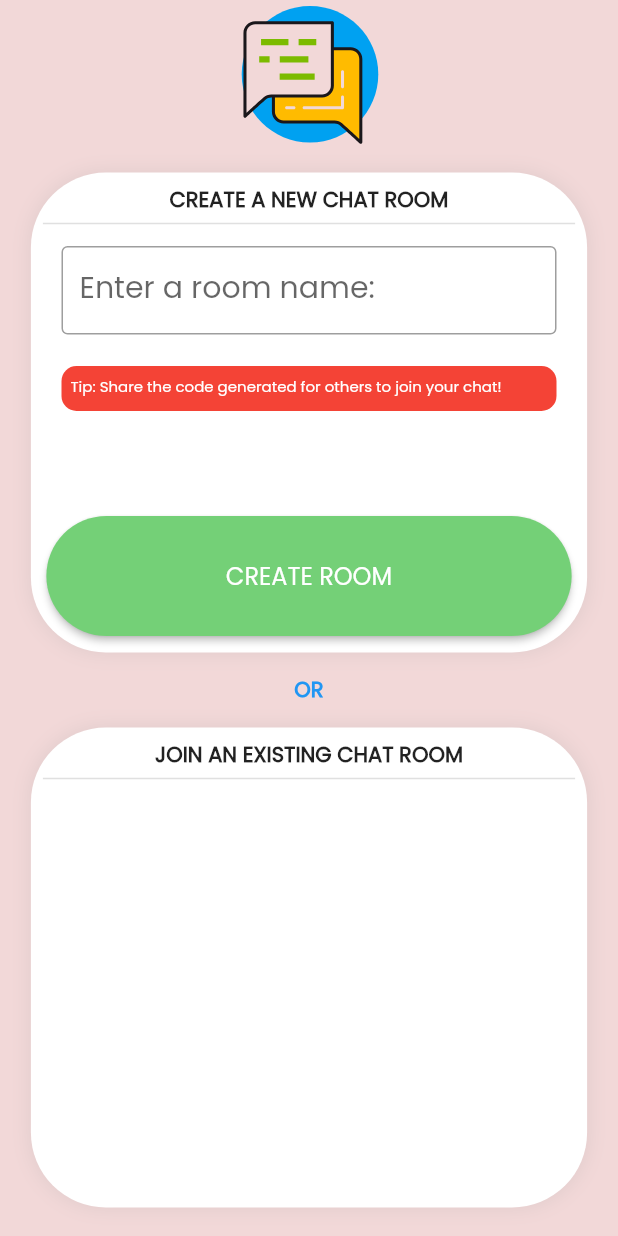
After one commit to thebigjoe29/GlobeChat, a Flutter app: the options screen opened directly, on a phone screen of 412 x 824 dp. The commit adds this screen. Run offline on Flutter 3.47's test engine with Material 2 defaults, Android fonts, the phone set to English and light mode, and no system bars; our stand-ins replace cloud_firestore, file_picker, firebase_auth, firebase_core, firebase_storage, fluttertoast and 1 more; accounts and stored records are empty.

Commit message:
create chat room

```diff
--- a/lib/basic_functions.dart
+++ b/lib/basic_functions.dart
@@ -9,10 +9,16 @@ import 'package:firebase_auth/firebase_auth.dart';
 FirebaseFirestore firestore = FirebaseFirestore.instance;
 FirebaseAuth auth = FirebaseAuth.instance;
 
-Future addChatRoom(String code) async {
-  await firestore.collection('chatroom').doc(code).set({
-//add code to naviagte to chatpage and show all messages
+Future addChatRoom(String code,String roomName) async {
+ try{ await firestore.collection('chatroom').doc(code).set({
+    'name': roomName,
   });
+  return true;
+  }
+  catch(e){
+    print(e);
+    return false;
+  }
 }
 
 Future addChatToARoom(String code, String text, String sender) async {
--- a/lib/main.dart
+++ b/lib/main.dart
@@ -1,4 +1,5 @@
 import 'package:chatapp/chat.dart';
+import 'package:chatapp/options.dart';
 import 'package:chatapp/userlogin.dart';
 import 'package:chatapp/usersignup.dart';
 import 'package:flutter/material.dart';
--- /dev/null
+++ b/lib/options.dart
@@ -0,0 +1,265 @@
+import 'package:chatapp/basic_functions.dart';
+import 'package:chatapp/chat.dart';
+import 'package:cloud_firestore/cloud_firestore.dart';
+import 'package:flutter/material.dart';
+import 'package:lottie/lottie.dart';
+import 'dart:math';
+
+class options extends StatefulWidget {
+  const options({super.key});
+
+  @override
+  State<options> createState() => _optionsState();
+}
+
+Future<String> generateUniqueCode() async {
+  final random = Random();
+  String code;
+  while (true) {
+    // Generate a random 6-digit code
+    code = (100000 + random.nextInt(900000)).toString();
+
+    // Check if the code exists in the database
+    final exists = await codeAlreadyExists(code);
+
+    // If the code doesn't exist, return it
+    if (!exists) {
+      return code;
+    }
+  }
+}
+
+Future<bool> codeAlreadyExists(String code) async {
+  final firestoreInstance = FirebaseFirestore.instance;
+  final collectionReference = firestoreInstance.collection('chatroom');
+
+  // Check if a document with the code exists
+  final existingDocument = await collectionReference.doc(code).get();
+
+  return existingDocument.exists;
+}
+
+bool isLoadingcreate = false;
+bool isLoadingjoin = false;
+var isCreated;
+TextEditingController roomName = TextEditingController();
+
+class _optionsState extends State<options> {
+  @override
+  Widget build(BuildContext context) {
+    double screenwidth = MediaQuery.of(context).size.width;
+    return SafeArea(
+      child: Scaffold(
+        backgroundColor: Color.fromARGB(255, 242, 216, 216),
+        body: Center(
+          child: ListView(physics: BouncingScrollPhysics(), children: [
+            Column(
+              mainAxisAlignment: MainAxisAlignment.start,
+              children: [
+                Hero(
+                  tag: "yo",
+                  child: SizedBox(
+                    child: Lottie.asset('assets/2.json'),
+                    width: 100,
+                    height: 100,
+                  ),
+                ),
+                SizedBox(
+                  height: 15,
+                ),
+                Container(
+                  height: 320,
+                  width: screenwidth * 0.9,
+                  decoration: BoxDecoration(
+                      boxShadow: [
+                        BoxShadow(
+                          color: Colors.grey.withOpacity(0.2), // Shadow color
+                          spreadRadius: 1, // Spread radius
+                          blurRadius: 10, // Blur radius
+                          offset: Offset(0, 0), // Offset (x, y)
+                        ),
+                      ],
+                      shape: BoxShape.rectangle,
+                      borderRadius: BorderRadius.circular(50),
+                      color: Colors.white),
+                  child: Center(
+                    child: Padding(
+                      padding: const EdgeInsets.all(8.0),
+                      child: Column(
+                        mainAxisAlignment: MainAxisAlignment.start,
+                        children: [
+                          Text(
+                            "CREATE A NEW CHAT ROOM",
+                            style: TextStyle(
+                                fontFamily: "myFont",
+                                fontWeight: FontWeight.bold),
+                          ),
+                          Divider(
+                            height: 10,
+                            thickness: 1,
+                          ),
+                          SizedBox(
+                            height: 10,
+                          ),
+                          SizedBox(
+                            height: 80,
+                            width: 330,
+                            child: TextField(
+                              controller: roomName,
+                              decoration: InputDecoration(
+
+                                border: OutlineInputBorder(),
+
+                                labelText: "Enter a room name:",
+                                labelStyle: TextStyle(
+                                    fontFamily: "myFont", fontSize: 20),
+                                hintText: "eg. StudyRoom",
+                                hintStyle: TextStyle(
+                                    fontFamily: "myFont", fontSize: 10),
+                              ),
+                            ),
+                          ),
+                          Align(
+                            alignment: Alignment.center,
+                            child: Container(
+                                height: 30,
+                                width: 330,
+                                decoration: BoxDecoration(
+                                    borderRadius: BorderRadius.circular(10),
+                                    color: Colors.red),
+                                child: Padding(
+                                  padding: EdgeInsets.all(6),
+                                  child: Text(
+                                    "Tip: Share the code generated for others to join your chat!",
+                                    style: TextStyle(
+                                        fontFamily: "myFont",
+                                        fontSize: 10,
+                                        color: Colors.white),
+                                  ),
+                                )),
+                          ),
+                          SizedBox(
+                            height: 70,
+                          ),
+                          SizedBox(
+                            width: screenwidth*0.85,
+                            height: 80,
+                            child: ElevatedButton(
+                              onPressed: () async {
+                                setState(() {
+                                  isLoadingcreate = !isLoadingcreate;
+                                });
+                                //  await Future.delayed(Duration(seconds: 1));
+                                String uniqueCode = await generateUniqueCode();
+                                isCreated = await addChatRoom(
+                                    uniqueCode, roomName.text);
+                                print(roomName.text);
+                                setState(() {
+                                  isLoadingcreate = !isLoadingcreate;
+                                });
+                                isCreated
+                                    ? ScaffoldMessenger.of(context)
+                                        .showSnackBar(SnackBar(
+                                        width: 300,
+                                        padding: EdgeInsets.all(10),
+                                        content: Center(
+                                            child: Text(
+                                          "Chat room created successfully!",
+                                          style:
+                                              TextStyle(fontFamily: "myFont"),
+                                        )),
+                                        shape: RoundedRectangleBorder(
+                                            borderRadius:
+                                                BorderRadius.circular(30)),
+                                        backgroundColor: Colors.black,
+                                        behavior: SnackBarBehavior.floating,
+                                        duration: Duration(milliseconds: 1500),
+                                      ))
+                                    : print("error creating room");
+
+                                if (isCreated) {
+                                  Navigator.of(context).push(MaterialPageRoute(
+                                    builder: (_) => chatpage(),
+                                  ));
+                                } else {
+                                  //implement wrong chatroomcreation
+                                }
+                              },
+                              child: isLoadingcreate
+                                  ? SizedBox(
+                                      child: Lottie.asset('assets/5.json'),
+                                      width: 50,
+                                      height: 50,
+                                    )
+                                  : Text(
+                                      "CREATE ROOM",
+                                      style: TextStyle(
+                                          fontFamily: "myFont", fontSize: 16),
+                                    ),
+                              style: ElevatedButton.styleFrom(
+                                  shape: RoundedRectangleBorder(
+                                      borderRadius: BorderRadius.circular(70)),
+                                  backgroundColor:
+                                      Color.fromARGB(255, 116, 208, 119)),
+                            ),
+                          ),
+                        ],
+                      ),
+                    ),
+                  ),
+                ),
+                SizedBox(
+                    height: 50,
+                    child: Center(
+                      child: Text(
+                        "OR",
+                        style: TextStyle(
+                            fontFamily: "myFont",
+                            color: Colors.blue,
+                            fontWeight: FontWeight.bold),
+                      ),
+                    )),
+                Container(
+                  height: 320,
+                  width: screenwidth * 0.9,
+                  decoration: BoxDecoration(
+                      boxShadow: [
+                        BoxShadow(
+                          color: Colors.grey.withOpacity(0.2), // Shadow color
+                          spreadRadius: 1, // Spread radius
+                          blurRadius: 10, // Blur radius
+                          offset: Offset(0, 0), // Offset (x, y)
+                        ),
+                      ],
+                      shape: BoxShape.rectangle,
+                      borderRadius: BorderRadius.circular(50),
+                      color: Colors.white),
+                  child: Center(
+                    child: Padding(
+                      padding: const EdgeInsets.all(8.0),
+                      child: Column(
+                        mainAxisAlignment: MainAxisAlignment.start,
+                        children: [
+                          Text(
+                            "JOIN AN EXISTING CHAT ROOM",
+                            style: TextStyle(
+                                fontFamily: "myFont",
+                                fontWeight: FontWeight.bold),
+                          ),
+                          Divider(
+                            height: 10,
+                            thickness: 1,
+                          ),
+                        ],
+                      ),
+                    ),
+                  ),
+                ),
+              ],
+            ),
+          ]),
+        ),
+      ),
+    );
+  }
+}
--- a/lib/userlogin.dart
+++ b/lib/userlogin.dart
@@ -1,4 +1,5 @@
 import 'package:chatapp/basic_functions.dart';
+import 'package:chatapp/options.dart';
 import 'package:chatapp/usersignup.dart';
 import 'package:flutter/gestures.dart';
 import 'package:flutter/material.dart';
@@ -165,7 +166,9 @@ class _loginpageState extends State<loginpage> {
                           ))
                         : print("not logged in");
                         if(isLogin){
-                          //navigate to next page
+                          Navigator.of(context).push(MaterialPageRoute(
+            builder: (_) => options(),
+          ));
                         }
                         else{
                           //implement error mechanism for login
```
